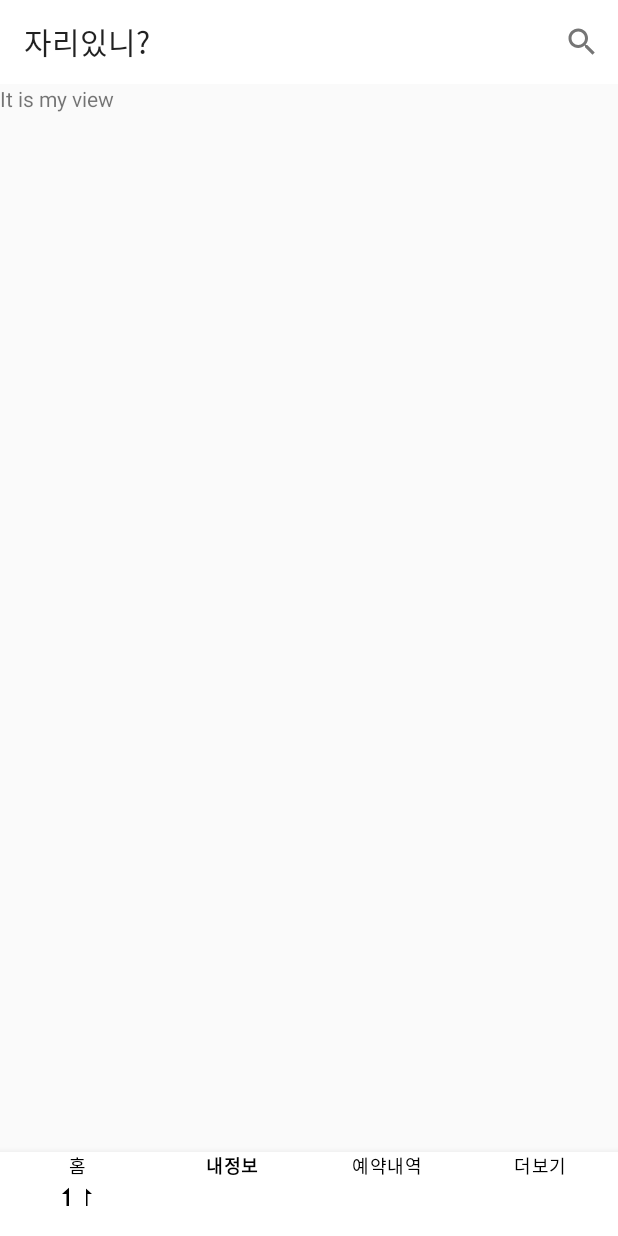
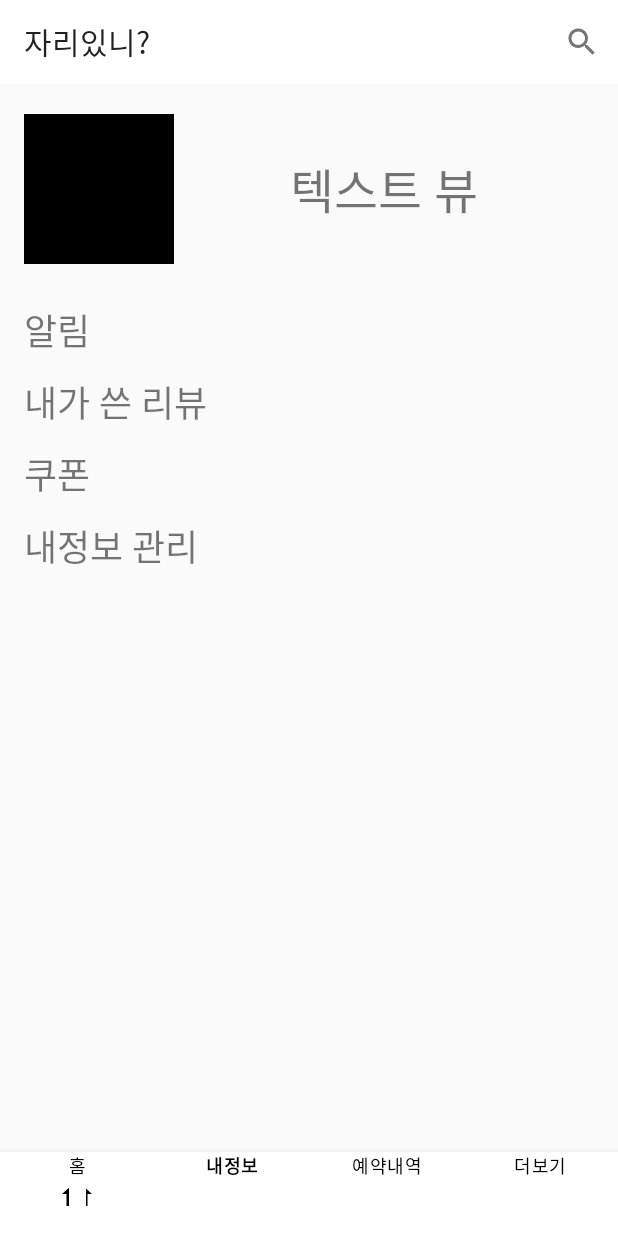
Before and after one commit to LeeJangHee/Jari, an Android app: the screen it shows after launch (MainActivity), item 2 of the bottom bar chosen, on a phone screen of 412 x 824 dp. Run offline under Robolectric (Android 15) with nearby library versions, the phone set to English and light mode, and no system bars.

Commit message:
person design

```diff
--- a/app/src/main/res/layout/frag_home.xml
+++ b/app/src/main/res/layout/frag_home.xml
@@ -13,10 +13,11 @@
         android:layout_width="match_parent"
         android:layout_height="wrap_content"
         android:orientation="vertical">
+
         <TextView
             android:id="@+id/textView"
             android:layout_width="match_parent"
-            android:layout_height="170dp"
+            android:layout_height="168dp"
             android:background="#000000"
             android:gravity="center"
             android:text="광고 들어갈 자리"
@@ -35,13 +36,13 @@
             <ImageView
                 android:layout_width="100dp"
                 android:layout_height="100dp"
-                android:layout_marginEnd="45dp"
+                android:layout_marginEnd="44dp"
                 android:background="#000000" />
 
             <ImageView
                 android:layout_width="100dp"
                 android:layout_height="100dp"
-                android:layout_marginStart="45dp"
+                android:layout_marginStart="44dp"
                 android:background="#000000" />
         </LinearLayout>
 
@@ -49,7 +50,7 @@
             android:id="@+id/tableLayout"
             android:layout_width="match_parent"
             android:layout_height="wrap_content"
-            android:layout_marginTop="30dp"
+            android:layout_marginTop="32dp"
             app:layout_constraintEnd_toEndOf="parent"
             app:layout_constraintHorizontal_bias="0.0"
             app:layout_constraintStart_toStartOf="parent"
@@ -60,7 +61,7 @@
                 android:layout_width="match_parent"
                 android:layout_height="wrap_content"
                 android:gravity="center"
-                android:paddingBottom="10dp">
+                android:paddingBottom="8dp">
 
                 <ImageView
                     android:layout_width="80dp"
@@ -89,7 +90,7 @@
                 android:layout_width="match_parent"
                 android:layout_height="wrap_content"
                 android:gravity="center"
-                android:paddingTop="10dp"
+                android:paddingTop="8dp"
                 android:paddingBottom="20dp">
 
                 <ImageView
--- a/app/src/main/res/layout/frag_person.xml
+++ b/app/src/main/res/layout/frag_person.xml
@@ -9,13 +9,65 @@
     <LinearLayout
         android:layout_width="match_parent"
         android:layout_height="wrap_content"
+        android:layout_marginBottom="20dp"
+        android:layout_marginTop="20dp"
+        android:layout_marginLeft="16dp"
+        android:layout_marginRight="16dp"
         android:orientation="vertical">
+
+
+        <LinearLayout
+            android:layout_width="match_parent"
+            android:layout_height="wrap_content"
+            android:orientation="horizontal"
+            android:layout_marginBottom="20dp">
+
+            <ImageView
+                android:layout_width="100dp"
+                android:layout_height="100dp"
+                android:background="#000000" />
+
+            <TextView
+                android:layout_width="match_parent"
+                android:layout_height="match_parent"
+                android:gravity="center"
+                android:text="텍스트 뷰"
+                android:textSize="32sp" />
+
+        </LinearLayout>
 
         <TextView
             android:layout_width="match_parent"
-            android:layout_height="wrap_content"
-            android:text="It is my view"
+            android:layout_height="48dp"
+            android:gravity="center_vertical"
+            android:text="알림"
+            android:textSize="24sp"
             tools:ignore="MissingConstraints" />
+
+        <TextView
+            android:layout_width="match_parent"
+            android:layout_height="48dp"
+            android:gravity="center_vertical"
+            android:text="내가 쓴 리뷰"
+            android:textSize="24sp"
+            tools:ignore="MissingConstraints" />
+
+        <TextView
+            android:layout_width="match_parent"
+            android:layout_height="48dp"
+            android:gravity="center_vertical"
+            android:text="쿠폰"
+            android:textSize="24sp"
+            tools:ignore="MissingConstraints" />
+
+        <TextView
+            android:layout_width="match_parent"
+            android:layout_height="48dp"
+            android:gravity="center_vertical"
+            android:text="내정보 관리"
+            android:textSize="24sp"
+            tools:ignore="MissingConstraints" />
+
 
     </LinearLayout>
 </ScrollView>
```
